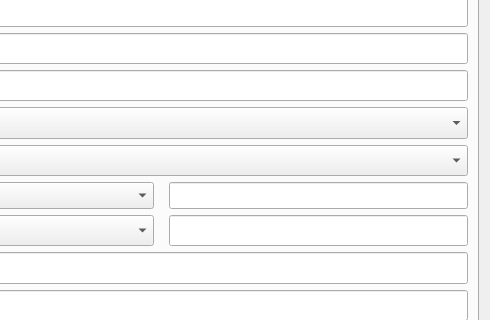
This is ValveWindow.ui in Rekvim/MpiSdk as Qt 5 draws it before an edit; both pictures show x 553 to 1043 and y 130 to 450 of the 1043 by 949 pixel window. The edited form follows.
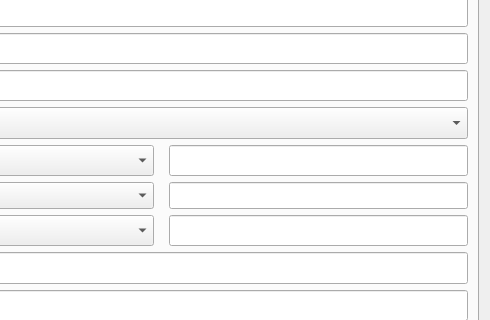
This is the edited form.

Commit message: main ручной ввод седла

Diff of the .ui file:
```diff
--- a/ValveWindow.ui
+++ b/ValveWindow.ui
@@ -424,6 +424,16 @@
            </property>
           </widget>
          </item>
+         <item>
+          <widget class="QLineEdit" name="lineEdit_materialSaddle">
+           <property name="sizePolicy">
+            <sizepolicy hsizetype="Preferred" vsizetype="Preferred">
+             <horstretch>0</horstretch>
+             <verstretch>0</verstretch>
+            </sizepolicy>
+           </property>
+          </widget>
+         </item>
         </layout>
        </item>
        <item>
```
The commit also changes 2 other files.
